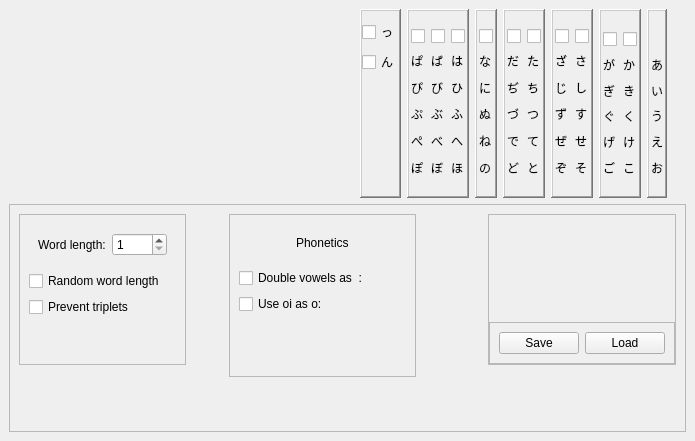
This is settings.ui in mikewii/PSY as Qt 5 draws it before an edit. The edited form follows.
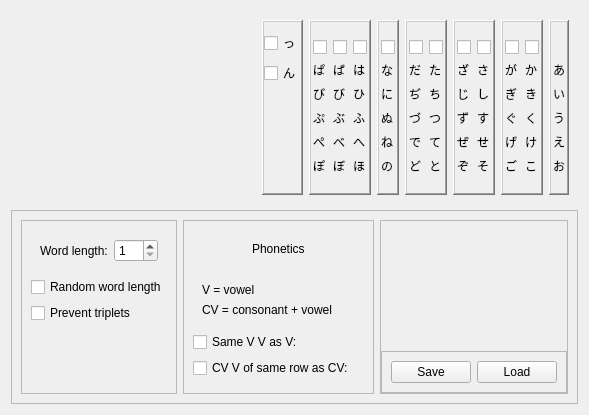
This is the edited form.

Commit message: alphabet checks

```diff
--- a/settings.ui
+++ b/settings.ui
@@ -6,22 +6,16 @@
    <rect>
     <x>0</x>
     <y>0</y>
-    <width>695</width>
-    <height>441</height>
+    <width>589</width>
+    <height>415</height>
    </rect>
   </property>
   <property name="windowTitle">
    <string>Form</string>
   </property>
+  <layout class="QVBoxLayout" name="verticalLayout_5">
+   <item>
   <widget class="QWidget" name="alphabet" native="true">
-   <property name="geometry">
-    <rect>
-     <x>9</x>
-     <y>9</y>
-     <width>658</width>
-     <height>189</height>
-    </rect>
-   </property>
    <property name="sizePolicy">
     <sizepolicy hsizetype="Preferred" vsizetype="Maximum">
      <horstretch>0</horstretch>
@@ -815,30 +809,18 @@
     </item>
    </layout>
   </widget>
+   </item>
+   <item>
   <widget class="QFrame" name="otherSettings">
-   <property name="geometry">
-    <rect>
-     <x>9</x>
-     <y>204</y>
-     <width>677</width>
-     <height>228</height>
-    </rect>
-   </property>
    <property name="frameShape">
     <enum>QFrame::StyledPanel</enum>
    </property>
    <property name="frameShadow">
     <enum>QFrame::Raised</enum>
    </property>
+     <layout class="QHBoxLayout" name="horizontalLayout_10">
+      <item>
    <widget class="QFrame" name="leftSide">
-    <property name="geometry">
-     <rect>
-      <x>10</x>
-      <y>10</y>
-      <width>167</width>
-      <height>151</height>
-     </rect>
-    </property>
     <property name="frameShape">
      <enum>QFrame::StyledPanel</enum>
     </property>
@@ -898,15 +880,107 @@
      </item>
     </layout>
    </widget>
+      </item>
+      <item>
+       <widget class="QFrame" name="frame_3">
+        <property name="frameShape">
+         <enum>QFrame::StyledPanel</enum>
+        </property>
+        <property name="frameShadow">
+         <enum>QFrame::Raised</enum>
+        </property>
+        <layout class="QVBoxLayout" name="verticalLayout_4">
+         <item>
+          <widget class="QWidget" name="widget_3" native="true">
+           <layout class="QHBoxLayout" name="horizontalLayout_9">
+            <item>
+             <spacer name="horizontalSpacer">
+              <property name="orientation">
+               <enum>Qt::Horizontal</enum>
+              </property>
+              <property name="sizeHint" stdset="0">
+               <size>
+                <width>40</width>
+                <height>20</height>
+               </size>
+              </property>
+             </spacer>
+            </item>
+            <item>
+             <widget class="QLabel" name="label_2">
+              <property name="text">
+               <string>Phonetics</string>
+              </property>
+             </widget>
+            </item>
+            <item>
+             <spacer name="horizontalSpacer_3">
+              <property name="orientation">
+               <enum>Qt::Horizontal</enum>
+              </property>
+              <property name="sizeHint" stdset="0">
+               <size>
+                <width>40</width>
+                <height>20</height>
+               </size>
+              </property>
+             </spacer>
+            </item>
+           </layout>
+          </widget>
+         </item>
+         <item>
+          <widget class="QWidget" name="widget_2" native="true">
+           <layout class="QVBoxLayout" name="verticalLayout_3">
+            <item>
+             <widget class="QLabel" name="label_3">
+              <property name="text">
+               <string>V = vowel</string>
+              </property>
+             </widget>
+            </item>
+            <item>
+             <widget class="QLabel" name="label_4">
+              <property name="text">
+               <string>CV = consonant + vowel</string>
+              </property>
+             </widget>
+            </item>
+           </layout>
+          </widget>
+         </item>
+         <item>
+          <widget class="QCheckBox" name="check_doubleVowelsPho">
+           <property name="text">
+            <string>Same V V as V:</string>
+           </property>
+          </widget>
+         </item>
+         <item>
+          <widget class="QCheckBox" name="check_oiPho">
+           <property name="text">
+            <string>CV V of same row as CV:</string>
+           </property>
+          </widget>
+         </item>
+         <item>
+          <spacer name="verticalSpacer_4">
+           <property name="orientation">
+            <enum>Qt::Vertical</enum>
+           </property>
+           <property name="sizeHint" stdset="0">
+            <size>
+             <width>20</width>
+             <height>40</height>
+            </size>
+           </property>
+          </spacer>
+         </item>
+        </layout>
+       </widget>
+      </item>
+      <item>
    <widget class="QFrame" name="rightSide">
-    <property name="geometry">
-     <rect>
-      <x>479</x>
-      <y>10</y>
-      <width>188</width>
-      <height>151</height>
-     </rect>
-    </property>
     <property name="frameShape">
      <enum>QFrame::StyledPanel</enum>
     </property>
@@ -970,91 +1044,11 @@
      </item>
     </layout>
    </widget>
-   <widget class="QFrame" name="frame_3">
-    <property name="geometry">
-     <rect>
-      <x>220</x>
-      <y>10</y>
-      <width>187</width>
-      <height>163</height>
-     </rect>
-    </property>
-    <property name="frameShape">
-     <enum>QFrame::StyledPanel</enum>
-    </property>
-    <property name="frameShadow">
-     <enum>QFrame::Raised</enum>
-    </property>
-    <layout class="QVBoxLayout" name="verticalLayout_3">
-     <item>
-      <widget class="QWidget" name="widget_3" native="true">
-       <layout class="QHBoxLayout" name="horizontalLayout_9">
-        <item>
-         <spacer name="horizontalSpacer">
-          <property name="orientation">
-           <enum>Qt::Horizontal</enum>
-          </property>
-          <property name="sizeHint" stdset="0">
-           <size>
-            <width>40</width>
-            <height>20</height>
-           </size>
-          </property>
-         </spacer>
-        </item>
-        <item>
-         <widget class="QLabel" name="label_2">
-          <property name="text">
-           <string>Phonetics</string>
-          </property>
-         </widget>
-        </item>
-        <item>
-         <spacer name="horizontalSpacer_3">
-          <property name="orientation">
-           <enum>Qt::Horizontal</enum>
-          </property>
-          <property name="sizeHint" stdset="0">
-           <size>
-            <width>40</width>
-            <height>20</height>
-           </size>
-          </property>
-         </spacer>
-        </item>
+      </item>
        </layout>
       </widget>
      </item>
-     <item>
-      <widget class="QCheckBox" name="check_doubleVowelsPho">
-       <property name="text">
-        <string>Double vowels as  :</string>
-       </property>
-      </widget>
-     </item>
-     <item>
-      <widget class="QCheckBox" name="check_oiPho">
-       <property name="text">
-        <string>Use oi as o:</string>
-       </property>
-      </widget>
-     </item>
-     <item>
-      <spacer name="verticalSpacer_4">
-       <property name="orientation">
-        <enum>Qt::Vertical</enum>
-       </property>
-       <property name="sizeHint" stdset="0">
-        <size>
-         <width>20</width>
-         <height>40</height>
-        </size>
-       </property>
-      </spacer>
-     </item>
-    </layout>
-   </widget>
-  </widget>
+  </layout>
  </widget>
  <resources/>
  <connections/>
```
Lines whose indentation alone changed are shown as unchanged. The commit also changes 5 other files.
